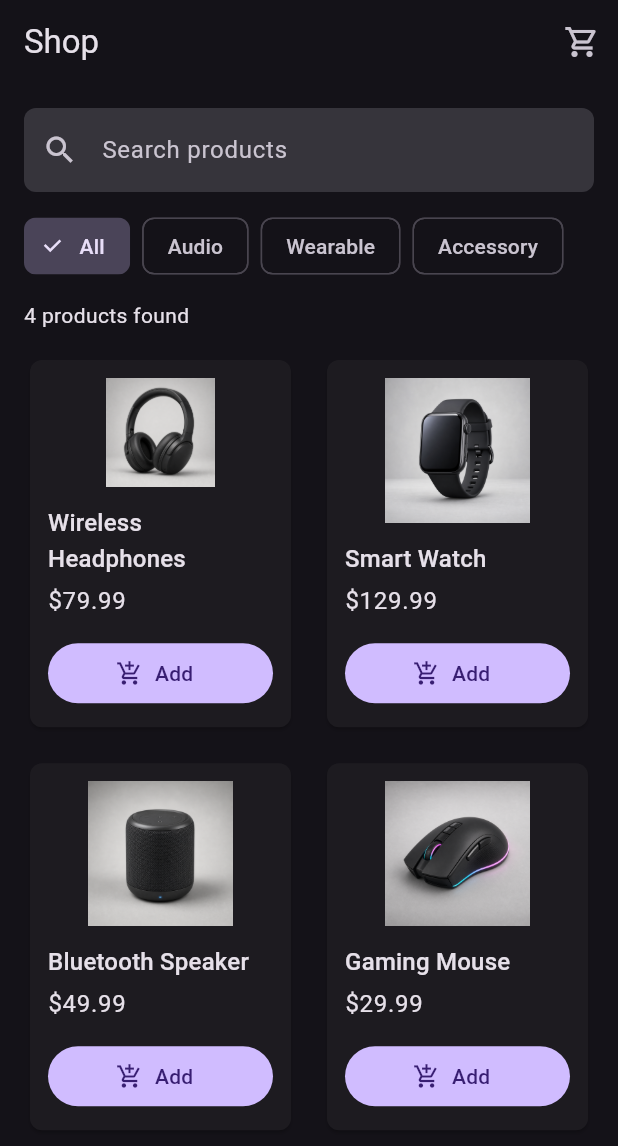
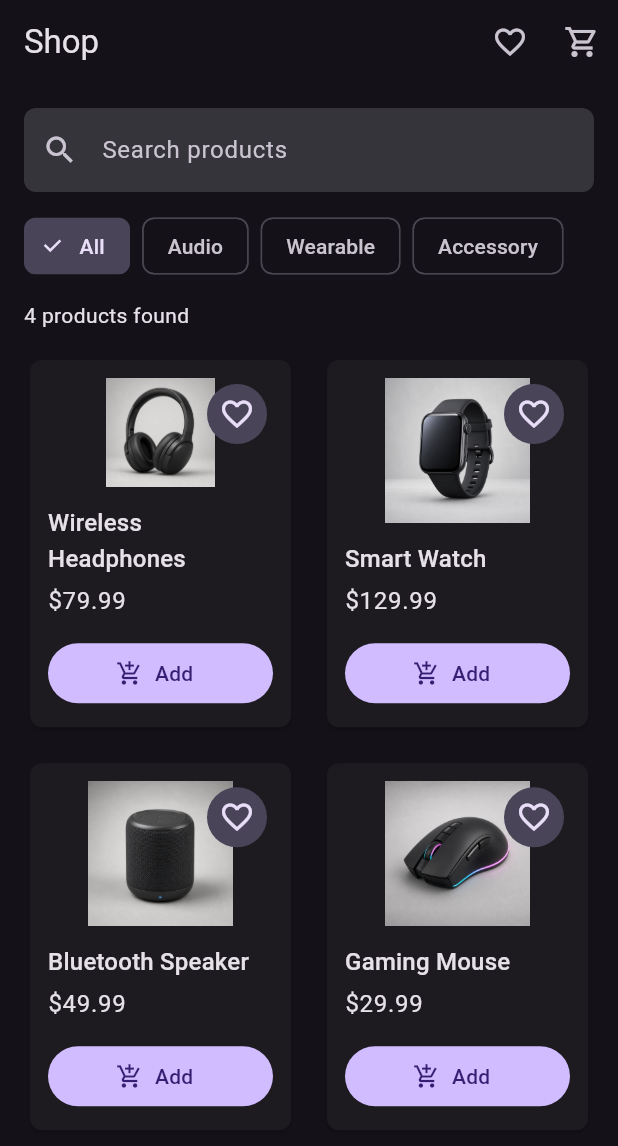
Before and after one commit to AmitAswal-lab/flutter-shopping-app, a Flutter app: the screen it shows after launch, on a phone screen of 412 x 824 dp. Shown: the top 1146 px of the screen. Run offline on Flutter 3.47's test engine with Material 3 defaults, Android fonts, the phone set to English and light mode, and no system bars.

Commit message:
Add wishlist favorites experience

```diff
--- a/lib/main.dart
+++ b/lib/main.dart
@@ -3,6 +3,7 @@ import 'package:provider/provider.dart';
 
 import 'models/cart.dart';
 import 'models/product_filter.dart';
+import 'models/wishlist.dart';
 import 'screens/product_list_screen.dart';
 
 void main() {
@@ -18,6 +19,7 @@ class ShoppingApp extends StatelessWidget {
       providers: [
         ChangeNotifierProvider(create: (_) => Cart()),
         ChangeNotifierProvider(create: (_) => ProductFilter()),
+        ChangeNotifierProvider(create: (_) => Wishlist()),
       ],
       child: MaterialApp(
         debugShowCheckedModeBanner: false,
--- /dev/null
+++ b/lib/models/wishlist.dart
@@ -0,0 +1,44 @@
+import 'package:flutter/foundation.dart';
+
+import 'product.dart';
+
+class Wishlist extends ChangeNotifier {
+  final Set<String> _productIds = <String>{};
+
+  Set<String> get productIds => Set.unmodifiable(_productIds);
+  int get count => _productIds.length;
+  bool get isEmpty => _productIds.isEmpty;
+
+  bool isFavorite(String productId) {
+    return _productIds.contains(productId);
+  }
+
+  void toggle(String productId) {
+    if (_productIds.contains(productId)) {
+      _productIds.remove(productId);
+    } else {
+      _productIds.add(productId);
+    }
+
+    notifyListeners();
+  }
+
+  void remove(String productId) {
+    if (!_productIds.remove(productId)) return;
+
+    notifyListeners();
+  }
+
+  void clear() {
+    if (_productIds.isEmpty) return;
+
+    _productIds.clear();
+    notifyListeners();
+  }
+
+  List<Product> favoritesFrom(List<Product> products) {
+    return products
+        .where((product) => _productIds.contains(product.id))
+        .toList(growable: false);
+  }
+}
--- a/lib/screens/product_detail_screen.dart
+++ b/lib/screens/product_detail_screen.dart
@@ -5,6 +5,7 @@ import '../models/cart.dart';
 import '../models/cart_item.dart';
 import '../models/product.dart';
 import '../utils/money.dart';
+import '../widgets/wishlist_icon_button.dart';
 
 class ProductDetailScreen extends StatefulWidget {
   final Product product;
@@ -55,7 +56,10 @@ class _ProductDetailScreenState extends State<ProductDetailScreen> {
     );
 
     return Scaffold(
-      appBar: AppBar(title: Text(product.name)),
+      appBar: AppBar(
+        title: Text(product.name),
+        actions: [WishlistIconButton(product: product)],
+      ),
       body: ListView(
         padding: const EdgeInsets.all(24),
         children: [
--- a/lib/screens/product_list_screen.dart
+++ b/lib/screens/product_list_screen.dart
@@ -2,12 +2,12 @@ import 'package:flutter/material.dart';
 import 'package:provider/provider.dart';
 
 import '../models/cart.dart';
-import '../models/cart_item.dart';
 import '../models/product.dart';
 import '../models/product_filter.dart';
-import '../utils/money.dart';
+import '../models/wishlist.dart';
+import '../widgets/product_card.dart';
 import 'cart_screen.dart';
-import 'product_detail_screen.dart';
+import 'wishlist_screen.dart';
 
 class ProductListScreen extends StatelessWidget {
   const ProductListScreen({super.key});
@@ -15,7 +15,10 @@ class ProductListScreen extends StatelessWidget {
   @override
   Widget build(BuildContext context) {
     return Scaffold(
-      appBar: AppBar(title: const Text('Shop'), actions: const [_CartBadge()]),
+      appBar: AppBar(
+        title: const Text('Shop'),
+        actions: const [_WishlistBadge(), _CartBadge()],
+      ),
       body: const _ProductCatalog(),
     );
   }
@@ -50,7 +53,7 @@ class _ProductCatalog extends StatelessWidget {
                 childAspectRatio: 0.72,
               ),
               itemBuilder: (context, index) {
-                return _ProductCard(product: visibleProducts[index]);
+                return ProductCard(product: visibleProducts[index]);
               },
             ),
           ),
@@ -249,6 +252,27 @@ class _EmptyProductResults extends StatelessWidget {
   }
 }
 
+class _WishlistBadge extends StatelessWidget {
+  const _WishlistBadge();
+
+  @override
+  Widget build(BuildContext context) {
+    final count = context.select<Wishlist, int>((wishlist) => wishlist.count);
+    return IconButton(
+      icon: Badge(
+        isLabelVisible: count > 0,
+        label: Text('$count'),
+        child: const Icon(Icons.favorite_border),
+      ),
+      onPressed: () {
+        Navigator.of(
+          context,
+        ).push(MaterialPageRoute(builder: (_) => const WishlistScreen()));
+      },
+    );
+  }
+}
+
 class _CartBadge extends StatelessWidget {
   const _CartBadge();
 
@@ -269,73 +293,3 @@ class _CartBadge extends StatelessWidget {
     );
   }
 }
-
-class _ProductCard extends StatelessWidget {
-  final Product product;
-
-  const _ProductCard({required this.product});
-
-  @override
-  Widget build(BuildContext context) {
-    return Card(
-      clipBehavior: Clip.antiAlias,
-      shape: RoundedRectangleBorder(borderRadius: BorderRadius.circular(8)),
-      child: InkWell(
-        onTap: () {
-          Navigator.of(context).push(
-            MaterialPageRoute(
-              builder: (_) => ProductDetailScreen(product: product),
-            ),
-          );
-        },
-        child: Padding(
-          padding: const EdgeInsets.all(12),
-          child: Column(
-            crossAxisAlignment: CrossAxisAlignment.start,
-            children: [
-              Expanded(
-                child: Center(
-                  child: Image.asset(
-                    product.imageAsset,
-                    fit: BoxFit.contain,
-                    width: double.infinity,
-                  ),
-                ),
-              ),
-              const SizedBox(height: 12),
-              Text(
-                product.name,
-                maxLines: 2,
-                overflow: TextOverflow.ellipsis,
-                style: Theme.of(context).textTheme.titleMedium,
-              ),
-              const SizedBox(height: 4),
-              Text(
-                formatCents(product.priceCents),
-                style: Theme.of(context).textTheme.bodyLarge,
-              ),
-              const SizedBox(height: 12),
-              SizedBox(
-                width: double.infinity,
-                child: FilledButton.icon(
-                  onPressed: () {
-                    context.read<Cart>().add(
-                      CartItem(
-                        productId: product.id,
-                        name: product.name,
-                        priceCents: product.priceCents,
-                        quantity: 1,
-                      ),
-                    );
-                  },
-                  icon: const Icon(Icons.add_shopping_cart),
-                  label: const Text('Add'),
-                ),
-              ),
-            ],
-          ),
-        ),
-      ),
-    );
-  }
-}
--- /dev/null
+++ b/lib/widgets/product_card.dart
@@ -0,0 +1,90 @@
+import 'package:flutter/material.dart';
+import 'package:provider/provider.dart';
+
+import '../models/cart.dart';
+import '../models/cart_item.dart';
+import '../models/product.dart';
+import '../screens/product_detail_screen.dart';
+import '../utils/money.dart';
+import 'wishlist_icon_button.dart';
+
+class ProductCard extends StatelessWidget {
+  final Product product;
+
+  const ProductCard({super.key, required this.product});
+
+  @override
+  Widget build(BuildContext context) {
+    return Card(
+      clipBehavior: Clip.antiAlias,
+      shape: RoundedRectangleBorder(borderRadius: BorderRadius.circular(8)),
+      child: InkWell(
+        onTap: () {
+          Navigator.of(context).push(
+            MaterialPageRoute(
+              builder: (_) => ProductDetailScreen(product: product),
+            ),
+          );
+        },
+        child: Padding(
+          padding: const EdgeInsets.all(12),
+          child: Column(
+            crossAxisAlignment: CrossAxisAlignment.start,
+            children: [
+              Expanded(
+                child: Stack(
+                  children: [
+                    Positioned.fill(
+                      child: Center(
+                        child: Image.asset(
+                          product.imageAsset,
+                          fit: BoxFit.contain,
+                          width: double.infinity,
+                        ),
+                      ),
+                    ),
+                    Positioned(
+                      top: 0,
+                      right: 0,
+                      child: WishlistIconButton(product: product, filled: true),
+                    ),
+                  ],
+                ),
+              ),
+              const SizedBox(height: 12),
+              Text(
+                product.name,
+                maxLines: 2,
+                overflow: TextOverflow.ellipsis,
+                style: Theme.of(context).textTheme.titleMedium,
+              ),
+              const SizedBox(height: 4),
+              Text(
+                formatCents(product.priceCents),
+                style: Theme.of(context).textTheme.bodyLarge,
+              ),
+              const SizedBox(height: 12),
+              SizedBox(
+                width: double.infinity,
+                child: FilledButton.icon(
+                  onPressed: () {
+                    context.read<Cart>().add(
+                      CartItem(
+                        productId: product.id,
+                        name: product.name,
+                        priceCents: product.priceCents,
+                        quantity: 1,
+                      ),
+                    );
+                  },
+                  icon: const Icon(Icons.add_shopping_cart),
+                  label: const Text('Add'),
+                ),
+              ),
+            ],
+          ),
+        ),
+      ),
+    );
+  }
+}
--- /dev/null
+++ b/lib/widgets/wishlist_icon_button.dart
@@ -0,0 +1,47 @@
+import 'package:flutter/material.dart';
+import 'package:provider/provider.dart';
+
+import '../models/product.dart';
+import '../models/wishlist.dart';
+
+class WishlistIconButton extends StatelessWidget {
+  final Product product;
+  final bool filled;
+
+  const WishlistIconButton({
+    super.key,
+    required this.product,
+    this.filled = false,
+  });
+
+  @override
+  Widget build(BuildContext context) {
+    final isFavorite = context.select<Wishlist, bool>(
+      (wishlist) => wishlist.isFavorite(product.id),
+    );
+    final colorScheme = Theme.of(context).colorScheme;
+
+    final icon = Icon(isFavorite ? Icons.favorite : Icons.favorite_border);
+    final tooltip = isFavorite ? 'Remove from wishlist' : 'Add to wishlist';
+
+    void toggleFavorite() {
+      context.read<Wishlist>().toggle(product.id);
+    }
+
+    if (filled) {
+      return IconButton.filledTonal(
+        onPressed: toggleFavorite,
+        icon: icon,
+        color: isFavorite ? colorScheme.primary : null,
+        tooltip: tooltip,
+      );
+    }
+
+    return IconButton(
+      onPressed: toggleFavorite,
+      icon: icon,
+      color: isFavorite ? colorScheme.primary : null,
+      tooltip: tooltip,
+    );
+  }
+}
```
Also changed, not shown: lib/screens/wishlist_screen.dart (added, +101 -0 lines), 4 other files.
